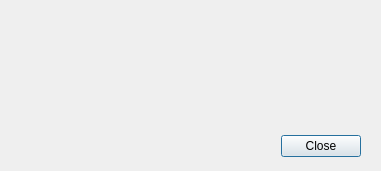
The window that source/application/finish.ui (newtoo-official/Newtoo-web-interface-mapper) describes before a commit, drawn with Qt 5.
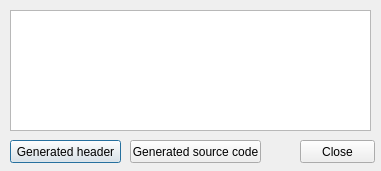
The same window after the commit. Icons and pictures are not drawn.

Diff of the .ui file:
```diff
--- a/source/application/finish.ui
+++ b/source/application/finish.ui
@@ -10,6 +10,18 @@
     <height>171</height>
    </rect>
   </property>
+  <property name="minimumSize">
+   <size>
+    <width>381</width>
+    <height>171</height>
+   </size>
+  </property>
+  <property name="maximumSize">
+   <size>
+    <width>381</width>
+    <height>171</height>
+   </size>
+  </property>
   <property name="windowTitle">
    <string>Dialog</string>
   </property>
@@ -19,23 +31,59 @@
   <property name="modal">
    <bool>true</bool>
   </property>
-  <widget class="QDialogButtonBox" name="bottom">
+  <widget class="QPlainTextEdit" name="log">
    <property name="geometry">
     <rect>
-     <x>20</x>
-     <y>130</y>
-     <width>341</width>
-     <height>32</height>
+     <x>10</x>
+     <y>10</y>
+     <width>361</width>
+     <height>121</height>
     </rect>
    </property>
-   <property name="locale">
-    <locale language="English" country="UnitedStates"/>
+   <property name="readOnly">
+    <bool>true</bool>
    </property>
-   <property name="orientation">
-    <enum>Qt::Horizontal</enum>
+   <property name="plainText">
+    <string/>
    </property>
-   <property name="standardButtons">
-    <set>QDialogButtonBox::Close</set>
+  </widget>
+  <widget class="QPushButton" name="showh">
+   <property name="geometry">
+    <rect>
+     <x>10</x>
+     <y>140</y>
+     <width>111</width>
+     <height>23</height>
+    </rect>
+   </property>
+   <property name="text">
+    <string>Generated header</string>
+   </property>
+  </widget>
+  <widget class="QPushButton" name="showcpp">
+   <property name="geometry">
+    <rect>
+     <x>130</x>
+     <y>140</y>
+     <width>131</width>
+     <height>23</height>
+    </rect>
+   </property>
+   <property name="text">
+    <string>Generated source code</string>
+   </property>
+  </widget>
+  <widget class="QPushButton" name="close">
+   <property name="geometry">
+    <rect>
+     <x>300</x>
+     <y>140</y>
+     <width>75</width>
+     <height>23</height>
+    </rect>
+   </property>
+   <property name="text">
+    <string>Close</string>
    </property>
   </widget>
  </widget>
```
Left out of the diff: 50 changed lines with no effect on the pictures.
